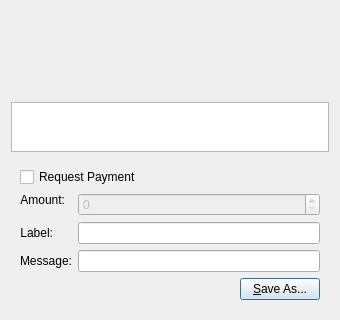
Qt form src/qt/forms/qrcodedialog.ui (Applecoin/Applecoin-Chinese-Client-Source) before a commit; both pictures show x 0 to 340 and y 215 to 535 of the 340 by 535 pixel window.
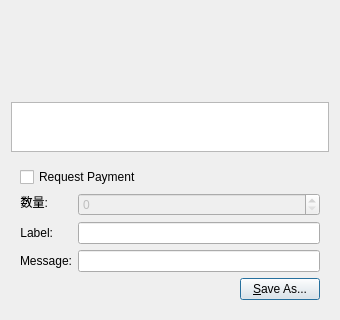
The same form after that commit. Custom widgets are drawn as their Qt base class.

The edit to the form file:
```diff
--- a/src/qt/forms/qrcodedialog.ui
+++ b/src/qt/forms/qrcodedialog.ui
@@ -126,7 +126,7 @@
            </sizepolicy>
           </property>
           <property name="text">
-           <string>Amount:</string>
+           <string>数量:</string>
           </property>
           <property name="textFormat">
            <enum>Qt::PlainText</enum>
```
